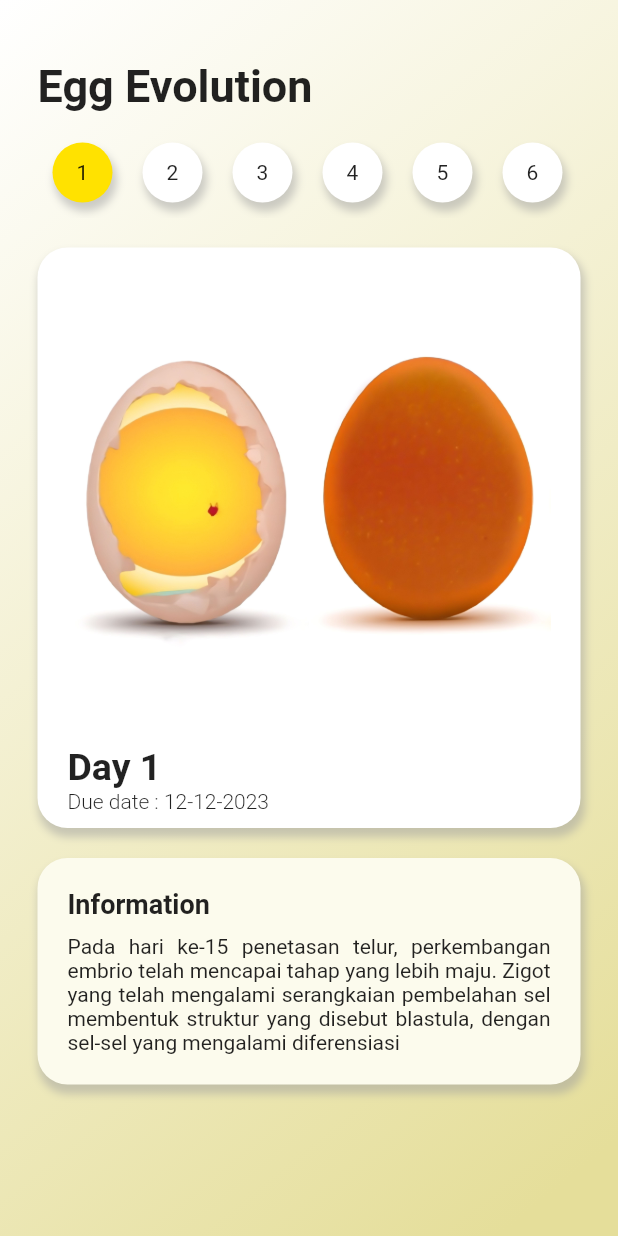
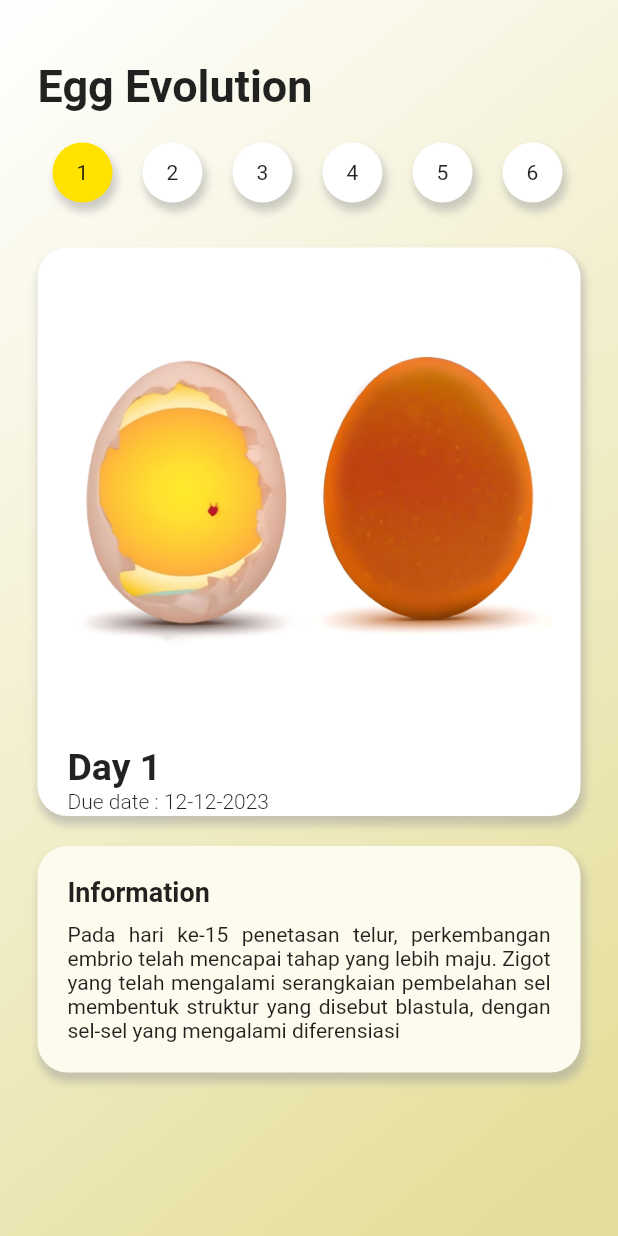
Before and after one commit to Akhdanre/Tetas.in, a Flutter app: the EvolutionScreen screen opened directly, on a phone screen of 412 x 824 dp. Run offline on Flutter 3.47's test engine with Material 2 defaults, Android fonts, the light colour scheme and no system bars; our stand-ins replace bloc, flutter_bloc, shared_preferences; accounts and stored records are empty; generated files the repository leaves out were written again.

Commit message:
ajdust evolution page

```diff
--- a/lib/config/base_url.dart
+++ b/lib/config/base_url.dart
@@ -1,5 +1,5 @@
 class BaseUrl {
-  static String host = "192.168.1.2";
+  static String host = "10.10.10.251";
   static int port = 8000;
   static List<String> type = ["api", "ws"];
 
--- a/lib/src/bussines_logic/bloc/evolution_event.dart
+++ b/lib/src/bussines_logic/bloc/evolution_event.dart
@@ -7,3 +7,9 @@ final class EvolutionProgressEvent extends EvolutionEvent {
 
   EvolutionProgressEvent({required this.day});
 }
+
+final class EvolutionProgressSwitchEvent extends EvolutionEvent {
+  int day;
+
+  EvolutionProgressSwitchEvent({required this.day});
+}
--- a/lib/src/bussines_logic/bloc/evolution_state.dart
+++ b/lib/src/bussines_logic/bloc/evolution_state.dart
@@ -9,3 +9,9 @@ final class EvolutioanProgress extends EvolutionState {
 
   EvolutioanProgress({required this.day});
 }
+
+final class EvolutionProgressSwitch extends EvolutionState {
+  int day;
+
+  EvolutionProgressSwitch({required this.day});
+}
--- a/lib/src/presentation/pages/evolution_screen.dart
+++ b/lib/src/presentation/pages/evolution_screen.dart
@@ -14,8 +14,8 @@ class EvolutionScreen extends StatefulWidget {
 
 class _EvolutionScreenState extends State<EvolutionScreen> {
   final ScrollController scrollController = ScrollController();
-  int day = 15;
   String dueDate = "12-12-2023";
+  late int dayProgress;
   String description =
       "Pada hari ke-15 penetasan telur, perkembangan embrio telah mencapai tahap yang lebih maju. Zigot yang telah mengalami serangkaian pembelahan sel membentuk struktur yang disebut blastula, dengan sel-sel yang mengalami diferensiasi";
 
@@ -42,18 +42,27 @@ class _EvolutionScreenState extends State<EvolutionScreen> {
                   height: 60,
                   width: screen.widht,
                   child: BlocBuilder<EvolutionBloc, EvolutionState>(
+                    buildWhen: (previous, current) =>
+                        previous != current && current is EvolutioanProgress,
                     builder: (context, state) {
                       if (state is EvolutioanProgress) {
                         if (scrollController.hasClients) {
                           scrollController.jumpTo(state.day.toDouble());
                         }
+                        dayProgress = state.day - 1;
                         return ListView.builder(
                           controller: scrollController,
                           shrinkWrap: true,
                           scrollDirection: Axis.horizontal,
-                          itemCount: 21,
+                          itemCount: 20,
                           itemBuilder: (context, index) => Padding(
                             padding: const EdgeInsets.symmetric(horizontal: 10),
+                            child: GestureDetector(
+                              onTap: () {
+                                context
+                                    .read<EvolutionBloc>()
+                                    .evolutionProgress(index + 1);
+                              },
                               child: Container(
                                 height: 40,
                                 width: 40,
@@ -74,12 +83,42 @@ class _EvolutionScreenState extends State<EvolutionScreen> {
                                 child: Center(child: Text("${index + 1}")),
                               ),
                             ),
+                          ),
+                        );
+                      }
+                      if (state is EvolutionProgressSwitch) {
+                        return ListView.builder(
+                          shrinkWrap: true,
+                          scrollDirection: Axis.horizontal,
+                          itemCount: 20,
+                          itemBuilder: (context, index) => Padding(
+                            padding: const EdgeInsets.symmetric(horizontal: 10),
+                            child: Container(
+                              height: 40,
+                              width: 40,
+                              decoration: BoxDecoration(
+                                color: index == state.day
+                                    ? yellowString
+                                    : Colors.white,
+                                boxShadow: [
+                                  BoxShadow(
+                                    color: Colors.grey.withOpacity(0.5),
+                                    spreadRadius: 1,
+                                    blurRadius: 4,
+                                    offset: const Offset(2, 5),
+                                  )
+                                ],
+                                shape: BoxShape.circle,
+                              ),
+                              child: Center(child: Text("${index + 1}")),
+                            ),
+                          ),
                         );
                       }
                       return ListView.builder(
                         shrinkWrap: true,
                         scrollDirection: Axis.horizontal,
-                        itemCount: 21,
+                        itemCount: 20,
                         itemBuilder: (context, index) => Padding(
                           padding: const EdgeInsets.symmetric(horizontal: 10),
                           child: Container(
@@ -108,6 +147,7 @@ class _EvolutionScreenState extends State<EvolutionScreen> {
                   height: 20,
                 ),
                 Container(
+                  height: 379,
                   decoration: BoxDecoration(
                     boxShadow: [
                       BoxShadow(
@@ -125,13 +165,44 @@ class _EvolutionScreenState extends State<EvolutionScreen> {
                         horizontal: 20, vertical: 10),
                     child: BlocBuilder<EvolutionBloc, EvolutionState>(
                       builder: (context, state) {
-                        if (state is EvolutioanProgress) {
+                        if (state is EvolutioanProgress && state.day != 0) {
                           return Column(
                             crossAxisAlignment: CrossAxisAlignment.start,
                             children: [
                               Align(
                                   child: Image.asset(
                                       "Assets/Telur/${state.day}.jpg")),
+                              Column(
+                                crossAxisAlignment: CrossAxisAlignment.start,
+                                children: [
+                                  Text(
+                                    "Day ${state.day}",
+                                    style: const TextStyle(
+                                        fontSize: 25,
+                                        fontWeight: FontWeight.bold),
+                                  ),
+                                  Text(
+                                    "Due date : $dueDate",
+                                    style: const TextStyle(
+                                        fontWeight: FontWeight.w300),
+                                  ),
+                                ],
+                              ),
+                            ],
+                          );
+                        }
+
+                        if (state is EvolutionProgressSwitch) {
+                          return Column(
+                            crossAxisAlignment: CrossAxisAlignment.start,
+                            mainAxisAlignment: MainAxisAlignment.spaceBetween,
+                            children: [
+                              Align(
+                                  child: Image.asset(
+                                      "Assets/Telur/${state.day}.jpg")),
+                              Column(
+                                crossAxisAlignment: CrossAxisAlignment.start,
+                                children: [
                                   Text("Day ${state.day}",
                                       style: const TextStyle(
                                           fontSize: 25,
@@ -141,6 +212,8 @@ class _EvolutionScreenState extends State<EvolutionScreen> {
                                     style: const TextStyle(
                                         fontWeight: FontWeight.w300),
                                   )
+                                ],
+                              ),
                             ],
                           );
                         }
```
Also changed, not shown: lib/src/bussines_logic/bloc/evolution_bloc.dart (+8 -0 lines), lib/src/bussines_logic/bloc/home_bloc.dart (+7 -0 lines). Lines whose indentation alone changed are shown as unchanged.
